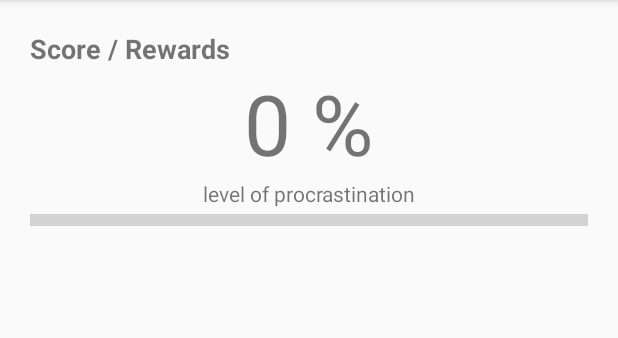
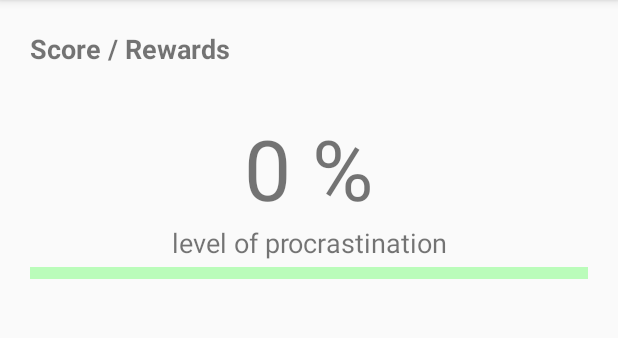
Before and after one commit to hpiso/zyla, an Android app: the ScoreActivity screen opened directly, with no data from a screen before it, on a phone screen of 412 x 824 dp, the part 84-422 px from its top. Run offline under Robolectric (Android 15) with nearby library versions, the phone set to English and light mode, and no system bars; 1 statement that could not run was skipped.

Commit message:
improve integrationpage score

```diff
--- a/app/src/main/java/app/zyla/activities/ScoreActivity.java
+++ b/app/src/main/java/app/zyla/activities/ScoreActivity.java
@@ -1,5 +1,7 @@
 package app.zyla.activities;
 
+import android.graphics.Color;
+import android.graphics.PorterDuff;
 import android.support.v7.app.AppCompatActivity;
 import android.os.Bundle;
 import android.widget.ProgressBar;
@@ -32,6 +34,12 @@ public class ScoreActivity extends AppCompatActivity {
         ProgressBar pb = (ProgressBar) findViewById(R.id.progressBar);
         pb.setMax(100);
 
+        if (average <= 40) {
+            pb.getProgressDrawable().setColorFilter(Color.GREEN, PorterDuff.Mode.SRC_IN);
+        } else if (average >= 70) {
+            pb.getProgressDrawable().setColorFilter(Color.RED, PorterDuff.Mode.SRC_IN);
+        }
+
         TextView taskEvolution = (TextView) findViewById(R.id.level_procrastination);
         taskEvolution.setText(average + " %");
         pb.setProgress(average);
--- a/app/src/main/res/layout/activity_score.xml
+++ b/app/src/main/res/layout/activity_score.xml
@@ -22,7 +22,8 @@
             android:paddingLeft="20dp"
             android:paddingTop="20dp"
             android:textSize="18sp"
-            android:textStyle="bold" />
+            android:textStyle="bold"
+            android:layout_marginBottom="30dp" />
 
         <TextView
             android:text="80%"
@@ -38,7 +39,7 @@
             android:layout_height="wrap_content"
             android:id="@+id/textView3"
             android:textAlignment="center"
-            android:textSize="14sp" />
+            android:textSize="18sp" />
 
         <ProgressBar
             style="?android:attr/progressBarStyleHorizontal"
```
Also changed, not shown: app/src/main/java/app/zyla/activities/ShowTaskActivity.java (+8 -0 lines).
